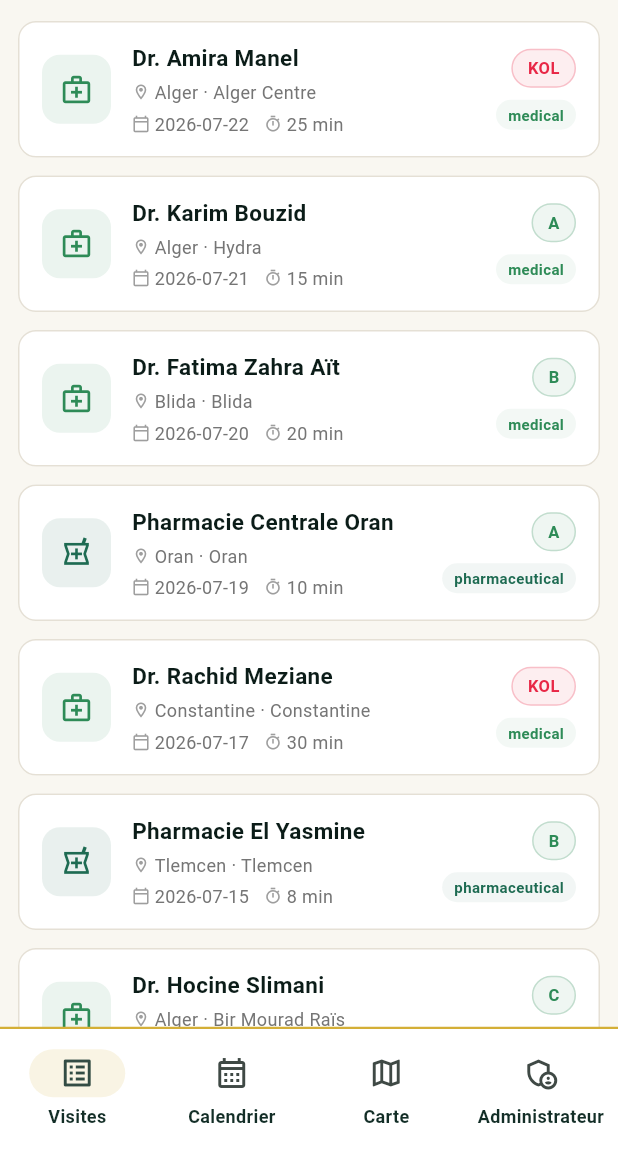
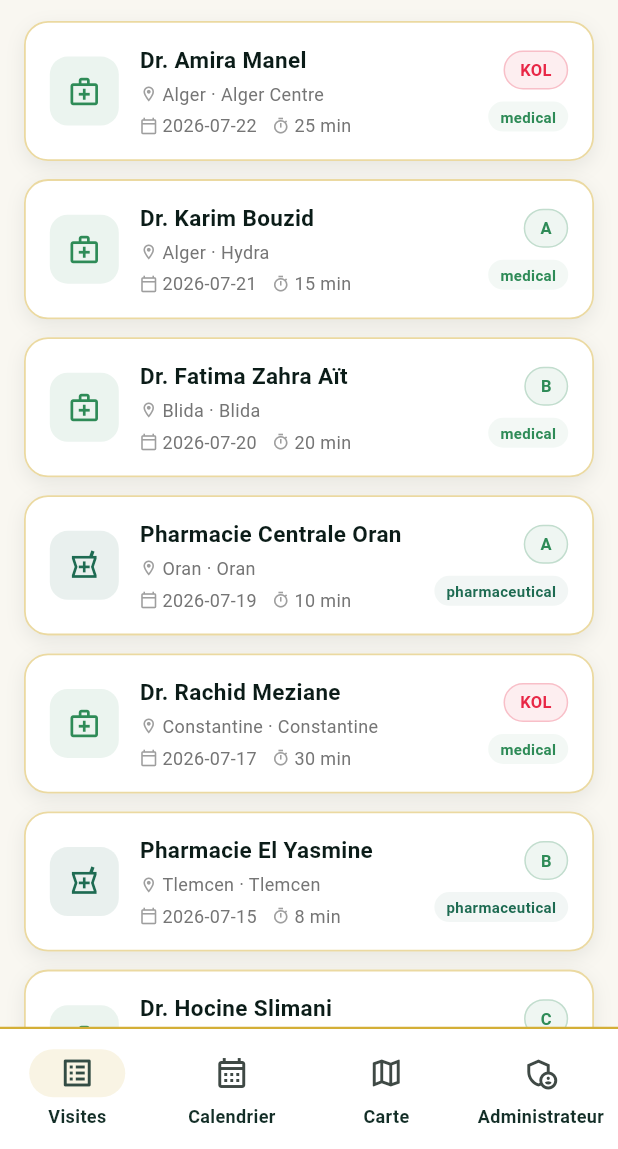
Before and after one commit to NourTLIBA/VisiMed, a Flutter app: the screen it shows after launch, after a tap on "Administrateur", on a phone screen of 412 x 824 dp, the part 87-1236 px from its top. Run offline on Flutter 3.47's test engine with Material 3 defaults, Android fonts, the phone set to English and light mode, and no system bars; our stand-ins replace flutter_map, latlong2, table_calendar; network calls fail.

Commit message:
feat(ui): Apply Art Deco styling to calendar and visits screens

```diff
--- a/frontend/lib/screens/visits_screen.dart
+++ b/frontend/lib/screens/visits_screen.dart
@@ -64,9 +64,22 @@ class VisitsScreen extends StatelessWidget {
               final typeColor = AppTheme.visitTypeColor(v.visitType);
               final potColor = AppTheme.potentialAccent(v.potential);
 
-              return Card(
+              return Container(
+                margin: const EdgeInsets.symmetric(horizontal: 16, vertical: 6),
+                decoration: BoxDecoration(
+                  color: Colors.white,
+                  borderRadius: BorderRadius.circular(16),
+                  border: Border.all(color: AppTheme.gold.withAlpha(120), width: 1.2),
+                  boxShadow: [
+                    BoxShadow(
+                      color: AppTheme.primaryDark.withAlpha(20),
+                      blurRadius: 10,
+                      offset: const Offset(0, 4),
+                    )
+                  ],
+                ),
                 child: InkWell(
-                  borderRadius: BorderRadius.circular(14),
+                  borderRadius: BorderRadius.circular(16),
                   onTap: () {}, // placeholder for detail view
                   child: Padding(
                     padding: const EdgeInsets.symmetric(
```
Also changed, not shown: frontend/lib/screens/calendar_screen.dart (+102 -18 lines).
